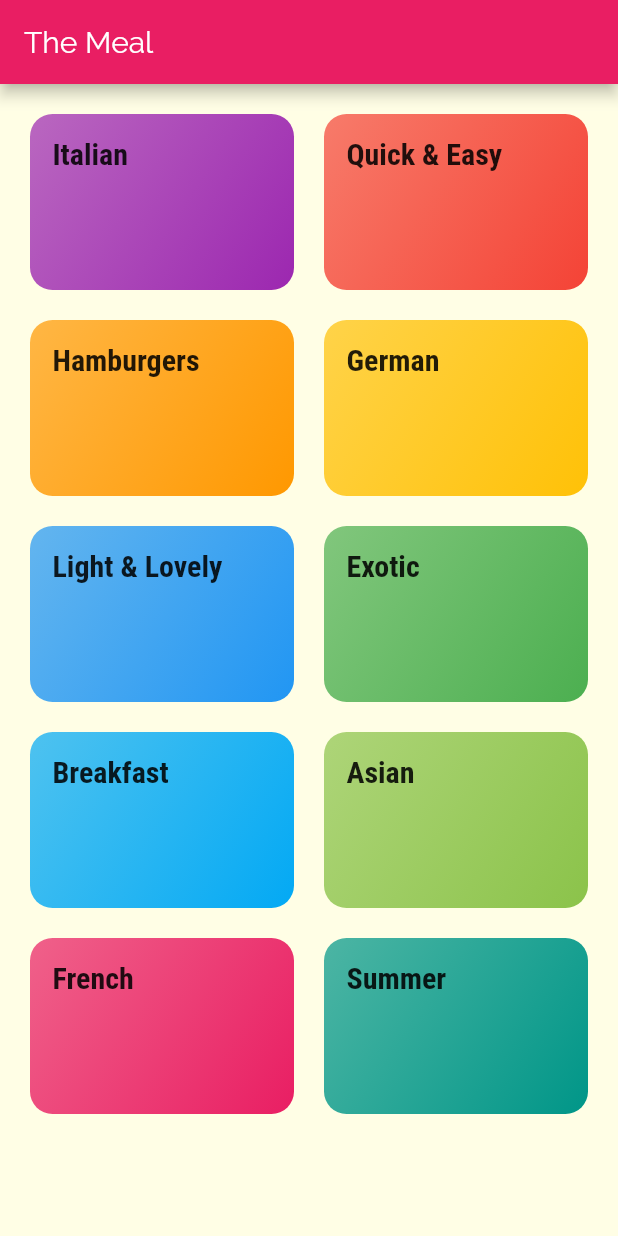
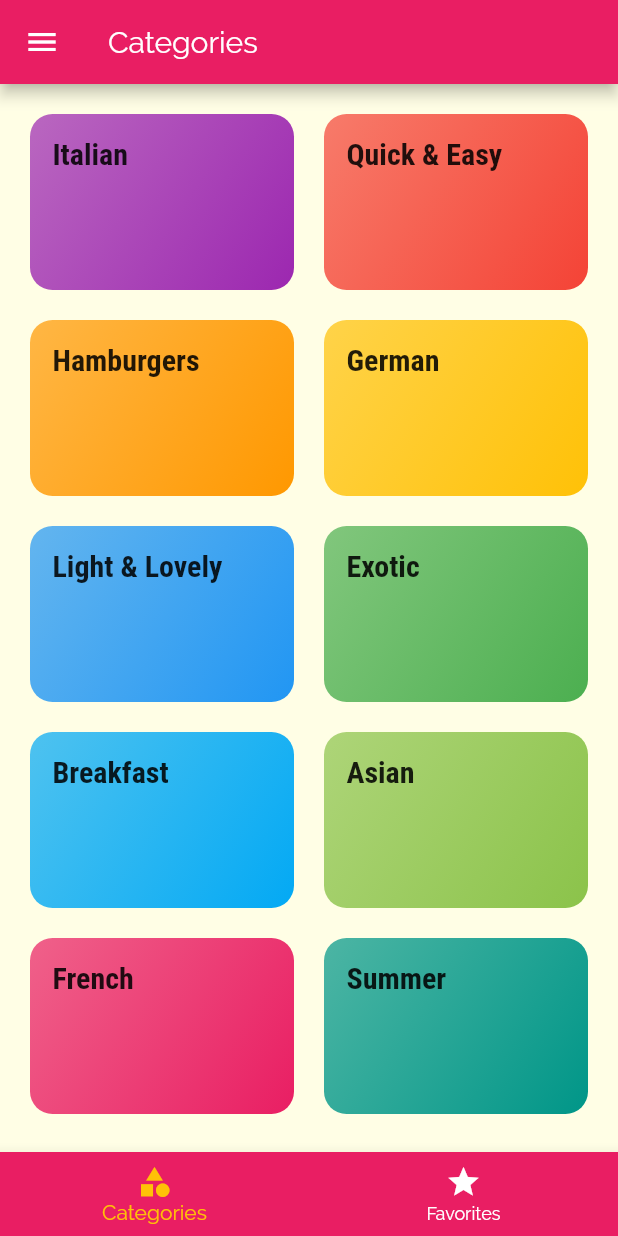
Before and after one commit to Manuelkpatsu/the_meals_app, a Flutter app: the screen it shows after launch, on a phone screen of 412 x 824 dp. Run offline on Flutter 3.47's test engine with Material 2 defaults, Android fonts, the light colour scheme and no system bars.

Commit message:
Add bottom tabs and a drawer to home screen

```diff
--- a/lib/main.dart
+++ b/lib/main.dart
@@ -1,5 +1,7 @@
 import 'package:flutter/material.dart';
 
+import 'screens/filters_screen.dart';
+import 'screens/tabs_screen.dart';
 import 'screens/meal_detail_screen.dart';
 import 'screens/category_meals_screen.dart';
 import 'screens/categories_screen.dart';
@@ -31,11 +33,12 @@ class MyApp extends StatelessWidget {
               ),
             ),
       ),
-      initialRoute: CategoriesScreen.routeName,
+      initialRoute: '/',
       routes: {
-        CategoriesScreen.routeName: (context) => CategoriesScreen(),
+        '/': (context) => TabsScreen(),
         CategoryMealsScreen.routeName: (context) => CategoryMealsScreen(),
         MealDetailScreen.routeName: (context) => MealDetailScreen(),
+        FiltersScreen.routeName: (context) => FiltersScreen(),
       },
       onUnknownRoute: (settings) {
         return MaterialPageRoute(builder: (context) => CategoriesScreen());
--- a/lib/screens/categories_screen.dart
+++ b/lib/screens/categories_screen.dart
@@ -8,11 +8,7 @@ class CategoriesScreen extends StatelessWidget {
 
   @override
   Widget build(BuildContext context) {
-    return Scaffold(
-      appBar: AppBar(
-        title: const Text('The Meal'), // so it does not rebuild since it is not going to change
-      ),
-      body: GridView(
+    return GridView(
       padding: EdgeInsets.all(20),
       children: DUMMY_CATEGORIES
           .map(
@@ -29,7 +25,6 @@ class CategoriesScreen extends StatelessWidget {
         crossAxisSpacing: 20,
         mainAxisSpacing: 20,
       ),
-      ),
     );
   }
 }
--- /dev/null
+++ b/lib/screens/tabs_screen.dart
@@ -0,0 +1,53 @@
+import 'package:flutter/material.dart';
+
+import '../widgets/main_drawer.dart';
+import 'categories_screen.dart';
+import 'favorites_screen.dart';
+
+class TabsScreen extends StatefulWidget {
+  @override
+  _TabsScreenState createState() => _TabsScreenState();
+}
+
+class _TabsScreenState extends State<TabsScreen> {
+  final List<Map<String, Object>> _pages = [
+    {
+      'page': CategoriesScreen(),
+      'title': 'Categories',
+    },
+    {
+      'page': FavoritesScreen(),
+      'title': 'Your Favorites',
+    },
+  ];
+  int _selectedPageIndex = 0;
+
+  void _selectPage(int index) {
+    setState(() {
+      _selectedPageIndex = index;
+    });
+  }
+
+  @override
+  Widget build(BuildContext context) {
+    return Scaffold(
+      appBar: AppBar(
+        title: Text(_pages[_selectedPageIndex]['title']),
+      ),
+      drawer: MainDrawer(),
+      body: _pages[_selectedPageIndex]['page'],
+      bottomNavigationBar: BottomNavigationBar(
+        onTap: _selectPage,
+        backgroundColor: Theme.of(context).primaryColor,
+        unselectedItemColor: Colors.white,
+        selectedItemColor: Theme.of(context).accentColor,
+        currentIndex: _selectedPageIndex,
+        items: [
+          BottomNavigationBarItem(
+              icon: Icon(Icons.category), label: 'Categories'),
+          BottomNavigationBarItem(icon: Icon(Icons.star), label: 'Favorites')
+        ],
+      ),
+    );
+  }
+}
```
Also changed, not shown: lib/screens/favorites_screen.dart (added, +10 -0 lines), lib/screens/filters_screen.dart (added, +18 -0 lines), lib/widgets/main_drawer.dart (added, +63 -0 lines). Lines whose indentation alone changed are shown as unchanged.
